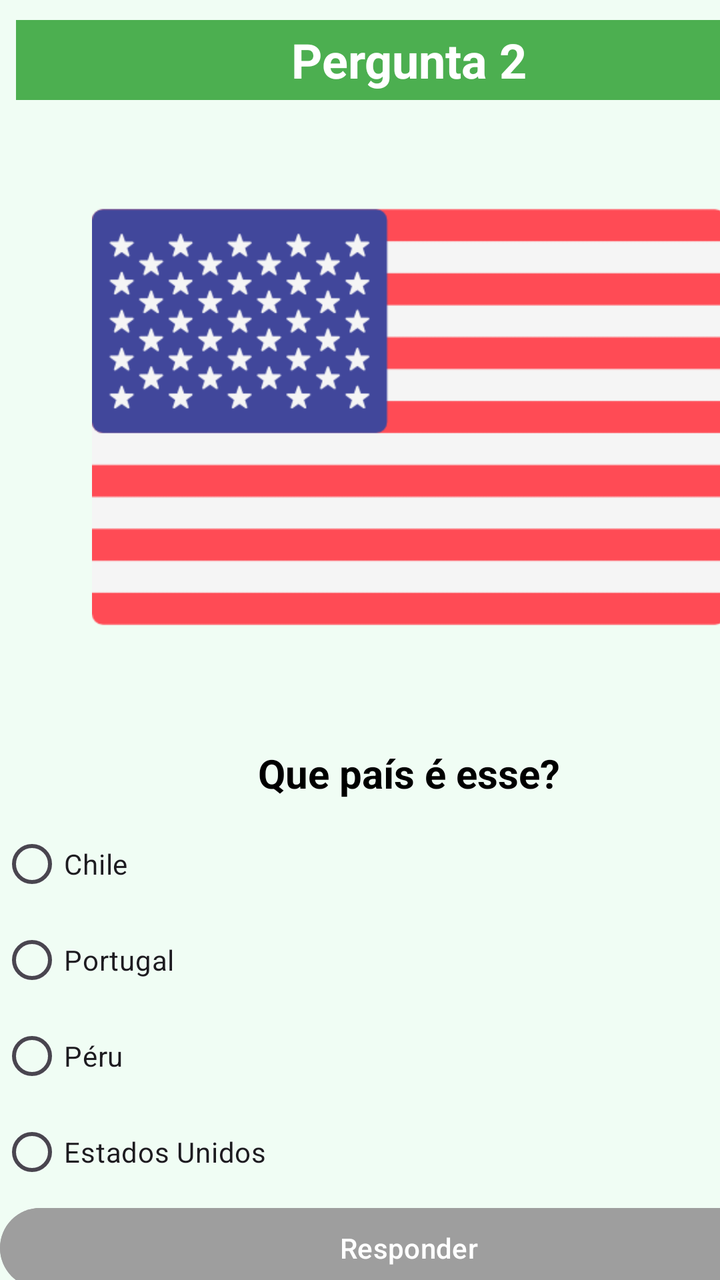
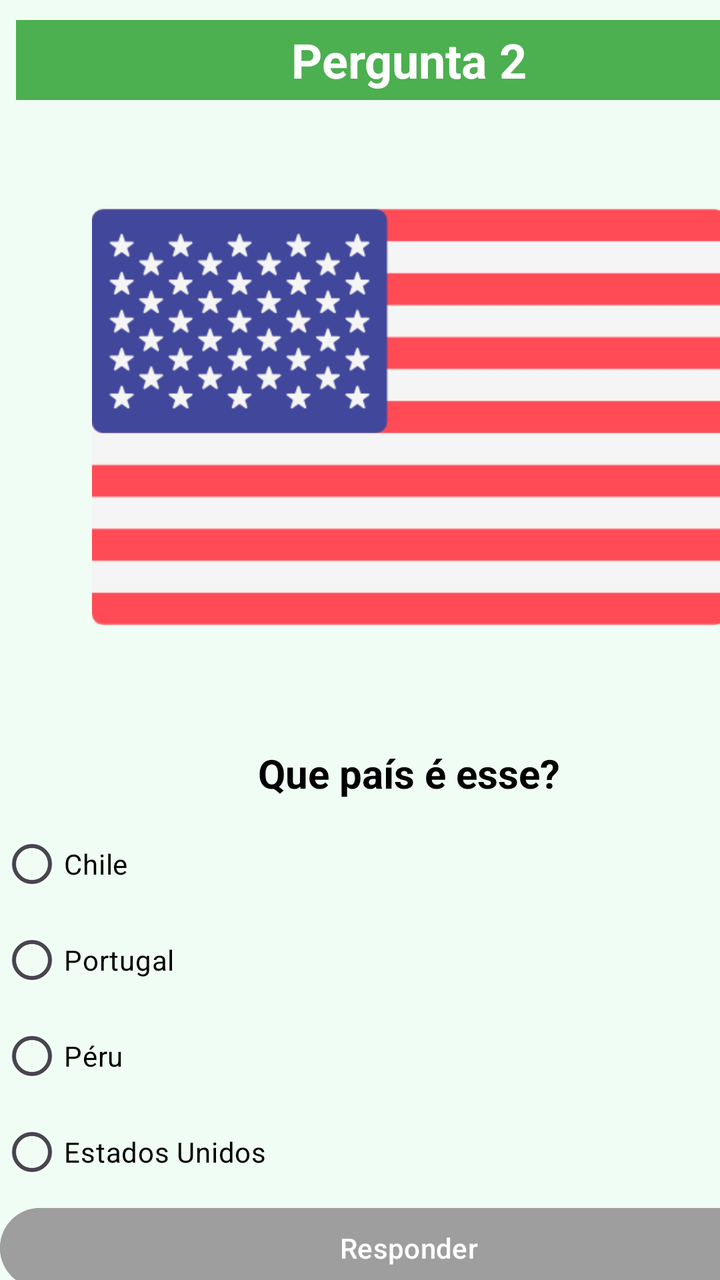

Screens rendered from an Android XML layout before and after an edit, with the pre-edit source and the edit as a unified diff.
<!-- AndroidManifest.xml: application theme Theme.QuizBandeiras -->
<!-- res/layout/activity_pergunta2.xml -->
<?xml version="1.0" encoding="utf-8"?>
<androidx.constraintlayout.widget.ConstraintLayout xmlns:android="http://schemas.android.com/apk/res/android"
    xmlns:app="http://schemas.android.com/apk/res-auto"
    xmlns:tools="http://schemas.android.com/tools"
    android:id="@+id/main"
    android:layout_width="match_parent"
    android:layout_height="match_parent"
    android:background="#F0FDF4"
    tools:context=".Pergunta2">

    <LinearLayout
        android:layout_width="409dp"
        android:layout_height="729dp"
        android:orientation="vertical">

        <TextView
            android:id="@+id/textView6"
            android:layout_width="match_parent"
            android:layout_height="40dp"
            android:layout_marginStart="8dp"
            android:layout_marginTop="10dp"
            android:layout_marginEnd="8dp"
            android:background="#4CAF50"
            android:gravity="center"
            android:text="Pergunta 2"
            android:textColor="@android:color/white"
            android:textSize="24sp"
            android:textStyle="bold" />

        <ImageView
            android:id="@+id/imageView2"
            android:layout_width="match_parent"
            android:layout_height="317dp"
            app:srcCompat="@drawable/estados_unidos" />

        <TextView
            android:id="@+id/textView2"
            android:layout_width="match_parent"
            android:layout_height="wrap_content"
            android:layout_marginTop="6dp"
            android:layout_marginBottom="8dp"
            android:gravity="center"
            android:text="Que país é esse?"
            android:textColor="@android:color/black"
            android:textSize="20sp"
            android:textStyle="bold" />

        <RadioGroup
            android:id="@+id/rgpAlternativas"
            android:layout_width="match_parent"
            android:layout_height="match_parent">

            <RadioButton
                android:id="@+id/rgbOpcao1"
                android:layout_width="match_parent"
                android:layout_height="wrap_content"
                android:text="Chile" />

            <RadioButton
                android:id="@+id/rgbOpcao2"
                android:layout_width="match_parent"
                android:layout_height="wrap_content"
                android:text="Portugal" />

            <RadioButton
                android:id="@+id/rgbOpcao3"
                android:layout_width="match_parent"
                android:layout_height="wrap_content"
                android:text="Péru" />

            <RadioButton
                android:id="@+id/rgbOpcao4"
                android:layout_width="match_parent"
                android:layout_height="wrap_content"
                android:text="Estados Unidos" />

            <Button
                android:id="@+id/btnResponder"
                android:layout_width="match_parent"
                android:layout_height="wrap_content"
                android:backgroundTint="#9E9E9E"
                android:enabled="false"
                android:text="Responder"
                android:textColor="@android:color/white" />
        </RadioGroup>
    </LinearLayout>

</androidx.constraintlayout.widget.ConstraintLayout>
<!-- resources referenced by this layout -->
<resources>
  <!-- drawable estados_unidos: png bitmap (drawable, 15110 bytes) -->
  <style name="Theme.QuizBandeiras" parent="Base.Theme.QuizBandeiras" />
  <style name="Base.Theme.QuizBandeiras" parent="Theme.Material3.DayNight.NoActionBar">
          
          
      </style>
</resources>

<!-- the commit's change to res/layout/activity_pergunta2.xml (unified diff, before → after) -->
@@ -54,25 +54,33 @@
                 android:id="@+id/rgbOpcao1"
                 android:layout_width="match_parent"
                 android:layout_height="wrap_content"
-                android:text="Chile" />
+                android:text="Chile"
+                android:textColor="#000000"
+                android:textColorLink="#090707" />
 
             <RadioButton
                 android:id="@+id/rgbOpcao2"
                 android:layout_width="match_parent"
                 android:layout_height="wrap_content"
-                android:text="Portugal" />
+                android:text="Portugal"
+                android:textColor="#000000"
+                android:textColorLink="#090707" />
 
             <RadioButton
                 android:id="@+id/rgbOpcao3"
                 android:layout_width="match_parent"
                 android:layout_height="wrap_content"
-                android:text="Péru" />
+                android:text="Péru"
+                android:textColor="#000000"
+                android:textColorLink="#090707" />
 
             <RadioButton
                 android:id="@+id/rgbOpcao4"
                 android:layout_width="match_parent"
                 android:layout_height="wrap_content"
-                android:text="Estados Unidos" />
+                android:text="Estados Unidos"
+                android:textColor="#000000"
+                android:textColorLink="#090707" />
 
             <Button
                 android:id="@+id/btnResponder"
